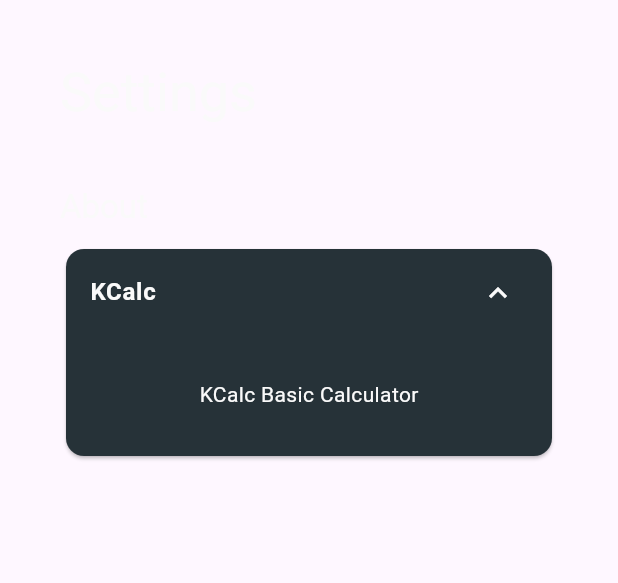
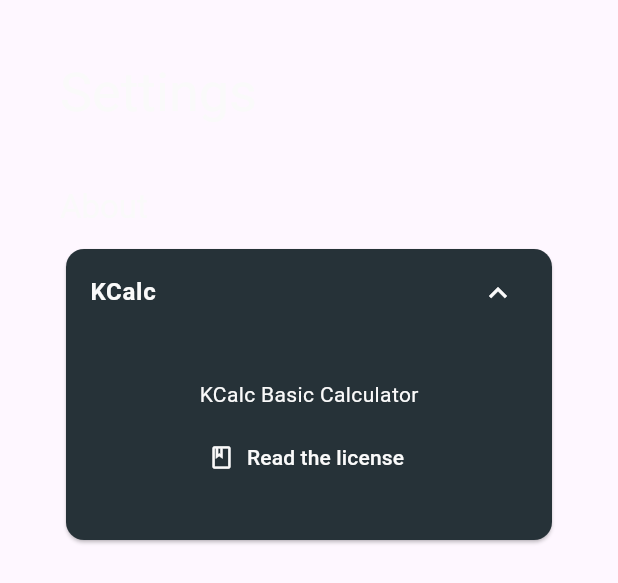
Before and after one commit to rjcalifornia/KCalc, a Flutter app: the SettingsScreen widget shown alone on an empty page, opened directly, after a tap on "KCalc", on a phone screen of 412 x 824 dp. Shown: the top 583 px of the screen. Run offline on Flutter 3.47's test engine with Material 3 defaults, Android fonts, the phone set to English and light mode, and no system bars; our stand-ins replace google_fonts, math_expressions; missing offline and left inert: window_manager; Roboto replaces fonts that are missing (RaleWay); statements that could not run were skipped.

Commit message:
Changes to be committed: 	modified:   lib/ui/screens/settings.dart 	modified:   linux/flutter/generated_plugin_registrant.cc 	modified:   linux/flutter/generated_plugins.cmake 	modified:   linux/my_application.cc 	modified:   macos/Flutter/GeneratedPluginRegistrant.swift 	modified:   pubspec.lock 	modified:   pubspec.yaml 	modified:   windows/flutter/generated_plugin_registrant.cc 	modified:   windows/flutter/generated_plugins.cmake

```diff
--- a/lib/ui/screens/settings.dart
+++ b/lib/ui/screens/settings.dart
@@ -1,4 +1,5 @@
 import 'package:flutter/material.dart';
+import 'package:url_launcher/link.dart';
 
 class SettingsScreen extends StatefulWidget {
   const SettingsScreen({super.key});
@@ -15,6 +16,8 @@ class _SettingsScreenState extends State<SettingsScreen> {
 
   @override
   Widget build(BuildContext context) {
+    final Uri url =
+        Uri.parse('https://github.com/rjcalifornia/KCalc/blob/master/LICENSE');
     return Padding(
       padding: const EdgeInsets.all(40),
       child: Column(
@@ -43,21 +46,41 @@ class _SettingsScreenState extends State<SettingsScreen> {
           ),
           Card(
             color: Colors.blueGrey.shade900,
-            child: const ExpansionTile(
-              title: Text(
+            child: ExpansionTile(
+              title: const Text(
                 'KCalc',
                 style: TextStyle(
                     color: Color(0xfffafafa), fontWeight: FontWeight.w600),
               ),
-              iconColor: Color(0xfffafafa),
+              iconColor: const Color(0xfffafafa),
               collapsedIconColor: Color(0xfffafafa),
               children: [
-                SizedBox(
+                const SizedBox(
                   height: 30,
                 ),
-                Text(
+                const Text(
                   'KCalc Basic Calculator',
                   style: TextStyle(color: Color(0xfffafafa)),
+                ),
+                const SizedBox(
+                  height: 8,
+                ),
+                Link(
+                  uri: url,
+                  target: LinkTarget.blank,
+                  builder: (BuildContext ctx, FollowLink? openLink) {
+                    return TextButton.icon(
+                      onPressed: openLink,
+                      label: const Text(
+                        'Read the license',
+                        style: TextStyle(color: Color(0xfffafafa)),
+                      ),
+                      icon: const Icon(
+                        Icons.book_outlined,
+                        color: Color(0xfffafafa),
+                      ),
+                    );
+                  },
                 ),
                 SizedBox(
                   height: 30,
--- a/pubspec.yaml
+++ b/pubspec.yaml
@@ -38,6 +38,7 @@ dependencies:
   math_expressions: ^2.5.0
   google_fonts: ^6.2.1
   window_manager: ^0.3.9
+  url_launcher: ^6.3.0
 
 dev_dependencies:
   flutter_test:
```
Also changed, not shown: pubspec.lock, 6 other files.
